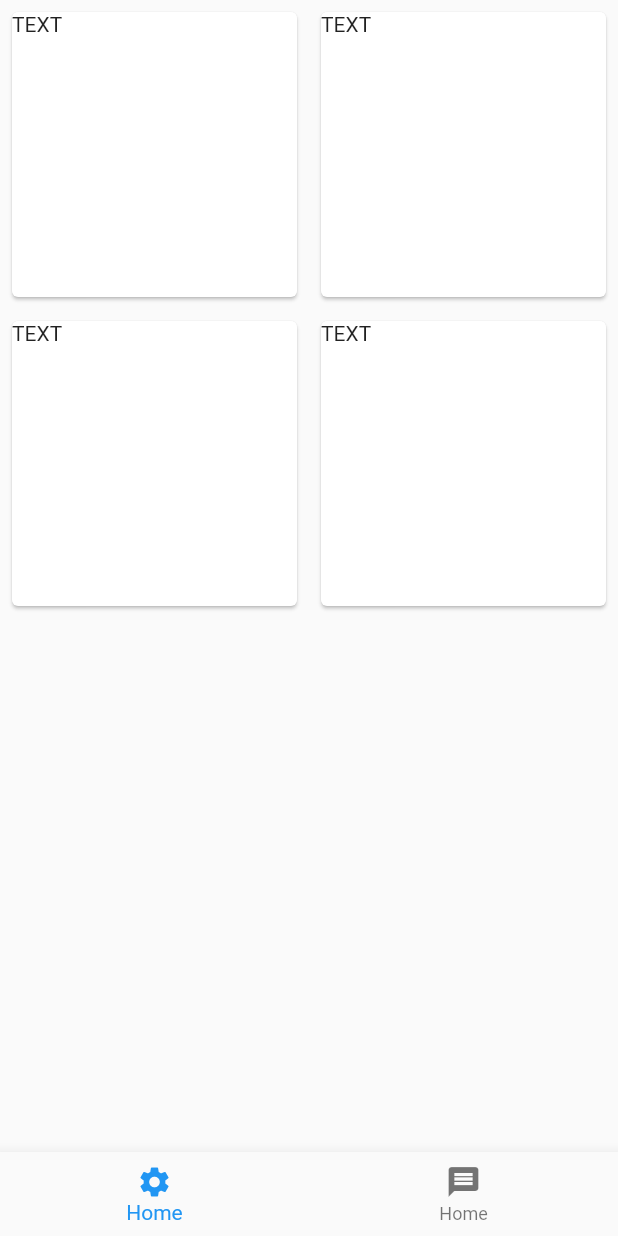
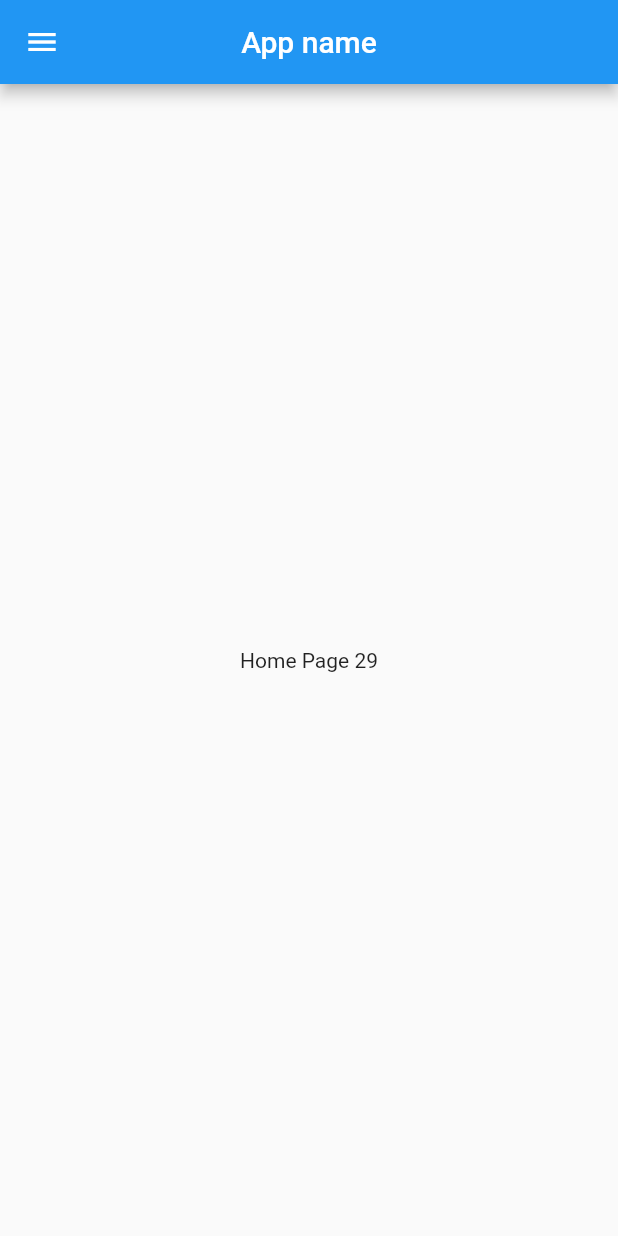
Before and after one commit to therasuldev/flutter-advance-bloc-usage, a Flutter app: the screen it shows after launch, on a phone screen of 412 x 824 dp. Run offline on Flutter 3.47's test engine with Material 2 defaults, Android fonts, the phone set to English and light mode, and no system bars.

Commit message:
menu app

```diff
--- a/lib/main.dart
+++ b/lib/main.dart
@@ -1,108 +1,15 @@
-import 'package:carousel_slider/carousel_slider.dart';
+import 'package:first_flutter_project/view/pages/general.dart';
 import 'package:flutter/material.dart';
 
 void main() {
   runApp(const MyApp());
 }
 
-class MyApp extends StatefulWidget {
+class MyApp extends StatelessWidget {
   const MyApp({super.key});
 
   @override
-  State<MyApp> createState() => _MyAppState();
-}
-
-class _MyAppState extends State<MyApp> {
-  int number = 0;
-
-  void _incrementNumber() {
-    setState(() {
-      number += 5;
-    });
-  }
-
-  final List<String> items = List.generate(100, (index) => 'Item $index');
-
-  @override
   Widget build(BuildContext context) {
-    return MaterialApp(
-      debugShowCheckedModeBanner: false,
-      title: 'Flutter Demo',
-      theme: ThemeData(
-        primarySwatch: Colors.blue,
-      ),
-      home: Scaffold(
-        body: SizedBox(
-            //width: MediaQuery.sizeOf(context).width * .25,
-            child: GridView.builder(
-          gridDelegate: const SliverGridDelegateWithFixedCrossAxisCount(
-            crossAxisCount: 2, // Number of columns
-          ),
-          itemCount: 4,
-          itemBuilder: (BuildContext context, int index) {
-            return GridItem(item: items[index]);
-          },
-        )),
-
-        // CarouselSlider(
-        //   options: CarouselOptions(height: 400.0),
-        //   items: [1, 2, 3, 4, 5].map((i) {
-        //     return Builder(
-        //       builder: (BuildContext context) {
-        // return Container(
-        //   width: MediaQuery.of(context).size.width,
-        //   margin: const EdgeInsets.symmetric(horizontal: 5.0),
-        //   decoration: const BoxDecoration(color: Colors.amber),
-        //   child: Text(
-        //     'text $i',
-        //     style: const TextStyle(fontSize: 16.0),
-        //   ),
-        // );
-        //       },
-        //     );
-        //   }).toList(),
-        // ),
-
-        // Card(
-        //   margin: const EdgeInsets.all(20.0),
-        //   child: SizedBox(
-        //     height: MediaQuery.sizeOf(context).height * .4,
-        //     child: ListView.builder(
-        //       scrollDirection: Axis.horizontal,
-        //       itemCount: 3,
-        //       itemBuilder: (context, index) => Container(
-        //         padding: const EdgeInsets.all(15),
-        //         width: MediaQuery.sizeOf(context).width,
-        //         child: Image.network(
-        //           'https://images.pexels.com/photos/18596173/pexels-photo-18596173/free-photo-of-beautiful-blonde-woman-sitting-in-front-of-the-plants.jpeg?auto=compress&cs=tinysrgb&w=1260&h=750&dpr=2',
-        //           fit: BoxFit.cover,
-        //         ),
-        //       ),
-        //     ),
-        //   ),
-        // ),
-        bottomNavigationBar: BottomNavigationBar(items: const [
-          BottomNavigationBarItem(
-            label: "Home",
-            icon: Icon(Icons.settings),
-          ),
-          BottomNavigationBarItem(
-            label: "Home",
-            icon: Icon(Icons.message),
-          ),
-        ]),
-      ),
-    );
+    return const MaterialApp(home: General());
   }
 }
-
-class GridItem extends StatelessWidget {
-  final String item;
-
-  const GridItem({super.key, required this.item});
-
-  @override
-  Widget build(BuildContext context) {
-    return const Card(margin: EdgeInsets.all(8.0), child: Text('TEXT'));
-  }
-}
--- /dev/null
+++ b/lib/view/pages/general.dart
@@ -0,0 +1,79 @@
+import 'package:first_flutter_project/view/pages/about.dart';
+import 'package:first_flutter_project/view/pages/home_page.dart';
+import 'package:flutter/material.dart';
+
+class General extends StatefulWidget {
+  const General({super.key});
+
+  @override
+  State<General> createState() => _GeneralState();
+}
+
+class _GeneralState extends State<General> {
+  // List pages = [ HomePage(age:age), const AboutPage()];
+  int index = 0;
+  int age = 29;
+
+  List getScreens() {
+    return [
+      HomePage(age: age),
+      const AboutPage(),
+    ];
+  }
+
+  @override
+  Widget build(BuildContext context) {
+    return Scaffold(
+      appBar: AppBar(
+        centerTitle: true,
+        title: const Text("App name"),
+        leading: IconButton(
+          icon: const Icon(Icons.menu),
+          onPressed: () {
+            showPopupMenu(context);
+          },
+        ),
+      ),
+      body: getScreens()[index],
+    );
+  }
+
+  void showPopupMenu(BuildContext context) async {
+    final RenderBox overlay = Overlay.of(context).context.findRenderObject() as RenderBox;
+
+    showMenu(
+      context: context,
+      position: RelativeRect.fromRect(
+        Rect.fromPoints(
+          const Offset(0, 0),
+          const Offset(0, 0),
+        ),
+        Offset.zero & overlay.size,
+      ),
+      items: <PopupMenuEntry>[
+        PopupMenuItem(
+          value: 'item1',
+          child: const Text('Home'),
+          onTap: () {
+            setState(() {
+              index = 0;
+            });
+          },
+        ),
+        PopupMenuItem(
+          value: 'item2',
+          child: const Text('About'),
+          onTap: () {
+            setState(() {
+              index = 1;
+            });
+          },
+        ),
+      ],
+    ).then((value) {
+      if (value != null) {
+        print('Selected: $value');
+      }
+    });
+  }
+}
--- /dev/null
+++ b/lib/view/pages/home_page.dart
@@ -0,0 +1,16 @@
+import 'package:flutter/material.dart';
+
+class HomePage extends StatefulWidget {
+  const HomePage({super.key, required this.age});
+  final int age;
+
+  @override
+  State<HomePage> createState() => _HomePageState();
+}
+
+class _HomePageState extends State<HomePage> {
+  @override
+  Widget build(BuildContext context) {
+    return Center(child: Text('Home Page ${widget.age}'));
+  }
+}
--- a/pubspec.yaml
+++ b/pubspec.yaml
@@ -36,6 +36,7 @@ dependencies:
   hive: ^2.2.3
   http: ^1.1.0
   carousel_slider: ^4.2.1
+  usage_stats: ^1.2.0
 
 dev_dependencies:
   flutter_test:
@@ -55,8 +56,8 @@ flutter:
   uses-material-design: true
 
   # To add assets to your application, add an assets section, like this:
-  assets:
-    - assets/
+  # assets:
+  #   - assets/
 
   # An image asset can refer to one or more resolution-specific "variants", see
   # https://flutter.dev/assets-and-images/#resolution-aware
```
Also changed, not shown: lib/view/pages/about.dart (added, +17 -0 lines), lib/test.dart (deleted), lib/view/widgets/appbar.dart (added), pubspec.lock, 11 other files.
